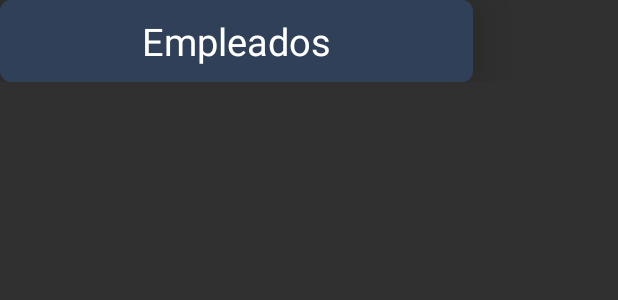
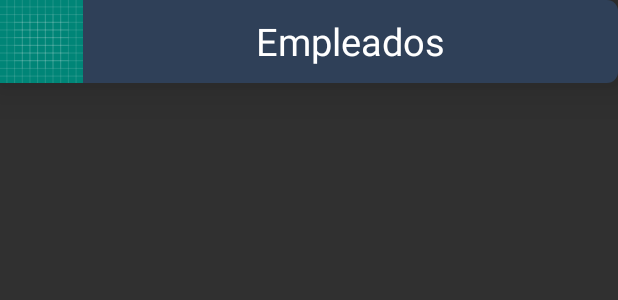
Before and after one commit to HeraWer/ProyectoBarAppMovil, an Android app: the layout customlayout_empleados.xml on its own in the app's theme, with its tools: preview values and no code run, on a phone screen of 412 x 824 dp. Shown: the top 300 px of the screen. Run offline under Robolectric (Android 15) with nearby library versions, the phone set to English and light mode, and no system bars; network calls fail.

Commit message:
Registro camarero + envio imagen + refrescar camareros con sus imagenes.

```diff
--- a/app/src/main/res/layout/customlayout_categorias.xml
+++ b/app/src/main/res/layout/customlayout_categorias.xml
@@ -12,7 +12,7 @@
         android:layout_height="57dp"
         android:layout_marginTop="20dp"
         android:layout_marginBottom="16dp"
-        android:background="@drawable/borderradiusblue"
+        android:background="@drawable/imgalhambra"
         android:divider="#1a1a1a"
         android:dividerHeight="15dp"
         android:elevation="20dp"
--- a/app/src/main/res/layout/customlayout_empleados.xml
+++ b/app/src/main/res/layout/customlayout_empleados.xml
@@ -1,30 +1,39 @@
 <?xml version="1.0" encoding="utf-8"?>
 <LinearLayout xmlns:android="http://schemas.android.com/apk/res/android"
+    xmlns:app="http://schemas.android.com/apk/res-auto"
     android:id="@+id/linLayoutEmpleados"
     android:layout_width="match_parent"
     android:layout_height="wrap_content"
     android:layout_marginBottom="30dp"
+    android:background="@drawable/borderradiusblue"
     android:baselineAligned="false"
     android:clipChildren="false"
     android:clipToPadding="false"
-    android:orientation="vertical"
+    android:orientation="horizontal"
+    android:elevation="20dp"
     >
+
+    <ImageView
+        android:id="@+id/imgEmployeeAdapter"
+        android:layout_width="55dp"
+        android:layout_height="55dp"
+        android:src="@drawable/ic_launcher_background" />
 
     <TextView
         android:id="@+id/nombre_empleados"
-        android:layout_width="315dp"
+        android:layout_width="match_parent"
         android:layout_height="wrap_content"
-        android:background="@drawable/borderradiusblue"
         android:divider="#1a1a1a"
         android:dividerHeight="1dp"
-        android:elevation="20dp"
         android:fontFamily="Montserrat"
         android:paddingTop="10dp"
+        android:paddingBottom="10dp"
         android:text="Empleados"
         android:textAlignment="center"
         android:textColor="@android:color/white"
         android:textSize="25dp"
-        android:textStyle="normal"
-        android:paddingBottom="10dp" />
+        android:textStyle="normal" />
+
+
 
 </LinearLayout>
```
Also changed, not shown: app/src/main/java/com/example/barreinolds/Camarero.java (+4 -7 lines), app/src/main/java/com/example/barreinolds/Category.java (+4 -3 lines), app/src/main/java/com/example/barreinolds/Empleados.java (+19 -12 lines), app/src/main/java/com/example/barreinolds/EmpleadosAdapter.java (+18 -0 lines), app/src/main/java/com/example/barreinolds/ListaCategoriasAdapter.java (+10 -1 lines), app/src/main/java/com/example/barreinolds/ListaProductosAdapter.java (+19 -8 lines), app/src/main/java/com/example/barreinolds/Product.java (+5 -4 lines), app/src/main/java/com/example/barreinolds/RegistroActivity.java (+16 -2 lines), app/src/main/java/com/example/barreinolds/TicketProductsAdaper.java (+7 -4 lines).
